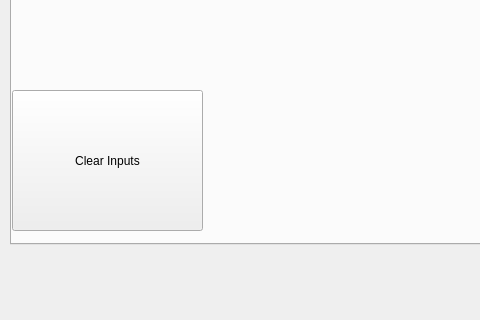
Above: ui/mainwindow.ui from denis-draca/capstone before the change; both pictures show x 0 to 480 and y 366 to 686 of the 1208 by 830 pixel window. Below: the same form after it.
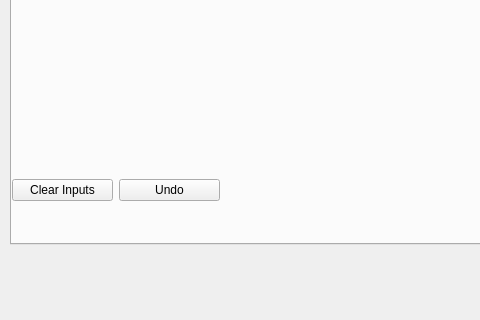
That is the form after the change.

Commit message: added undo button for user input

```diff
--- a/ui/mainwindow.ui
+++ b/ui/mainwindow.ui
@@ -374,18 +374,31 @@
        <string/>
       </property>
      </widget>
-     <widget class="QPushButton" name="bu_clear_uinputs">
+     <widget class="QWidget" name="horizontalLayoutWidget_2">
       <property name="geometry">
        <rect>
         <x>0</x>
-        <y>420</y>
-        <width>191</width>
-        <height>141</height>
+        <y>480</y>
+        <width>208</width>
+        <height>80</height>
        </rect>
       </property>
+      <layout class="QHBoxLayout" name="horizontalLayout_4">
+       <item>
+        <widget class="QPushButton" name="bu_clear_uinputs">
       <property name="text">
        <string>Clear Inputs</string>
       </property>
+        </widget>
+       </item>
+       <item>
+        <widget class="QPushButton" name="bu_undo_uinput">
+         <property name="text">
+          <string>Undo</string>
+         </property>
+        </widget>
+       </item>
+      </layout>
      </widget>
     </widget>
    </widget>
```
Lines whose indentation alone changed are shown as unchanged. The commit also changes 2 other files.
